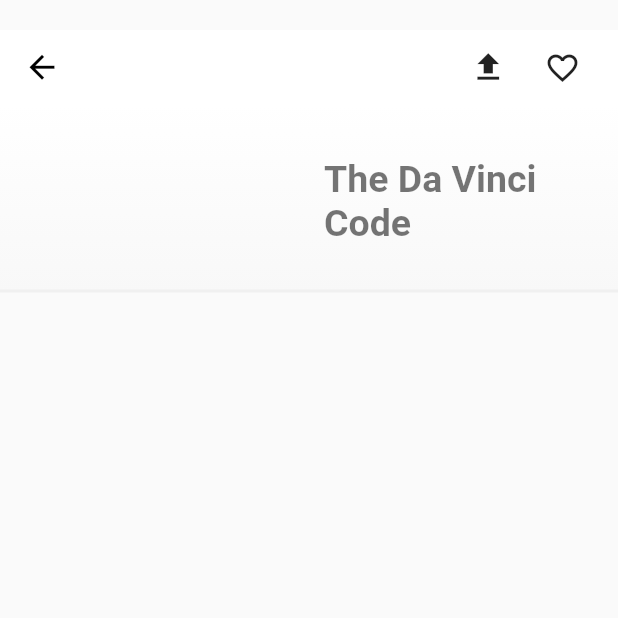
After one commit to tianna1121/flutter_book_selling, a Flutter app: the screen it shows after launch, after a tap on "The Da Vinci Code", on a phone screen of 412 x 824 dp, the top half of it. The commit adds this screen. Run offline on Flutter 3.47's test engine with Material 2 defaults, Android fonts, the phone set to English and light mode, and no system bars; network calls fail.

Commit message:
add book details page

```diff
--- a/lib/main.dart
+++ b/lib/main.dart
@@ -1,5 +1,6 @@
 import 'package:flutter/material.dart';
 import 'model/book.dart';
+import 'model/details.dart';
 
 void main() => runApp(new BooksApp());
 
@@ -229,7 +230,10 @@ class ShowBooks extends StatelessWidget {
   @override
   Widget build(BuildContext context) {
     return GestureDetector(
-      onTap: () {},
+      onTap: () {
+        Navigator.push(context,
+            MaterialPageRoute(builder: (context) => Details(bookObject)));
+      },
       child: Row(
         children: <Widget>[
           Column(
--- /dev/null
+++ b/lib/model/details.dart
@@ -0,0 +1,122 @@
+import 'package:flutter/foundation.dart';
+import 'package:flutter/material.dart';
+import 'package:flutter_book_selling/model/book.dart';
+
+class Details extends StatefulWidget {
+  final Book bookObject;
+  Details(this.bookObject);
+
+  @override
+  _DetailsState createState() => _DetailsState();
+}
+
+class _DetailsState extends State<Details> {
+  @override
+  Widget build(BuildContext context) {
+    return Container(
+        child: Scaffold(
+      appBar: PreferredSize(
+        preferredSize: Size.fromHeight(70),
+        child: Padding(
+          padding: EdgeInsets.only(top: 20),
+          child: AppBar(
+            elevation: 0.0,
+            backgroundColor: Colors.white,
+            leading: GestureDetector(
+              onTap: () {
+                Navigator.pop(context);
+              },
+              child: Icon(
+                Icons.arrow_back,
+                color: Colors.black,
+                size: 25,
+              ),
+            ),
+            actions: <Widget>[
+              Icon(
+                Icons.file_upload,
+                color: Colors.black87,
+                size: 25,
+              ),
+              SizedBox(
+                width: 25,
+              ),
+              Icon(
+                Icons.favorite_border,
+                color: Colors.black87,
+              ),
+              SizedBox(
+                width: 25,
+              )
+            ],
+          ),
+        ),
+      ),
+      body: DetailsPageBody(widget.bookObject),
+    ));
+  }
+}
+
+class DetailsPageBody extends StatefulWidget {
+  final Book bookObject;
+  DetailsPageBody(this.bookObject);
+  @override
+  _DetailsPageBodyState createState() => _DetailsPageBodyState();
+}
+
+class _DetailsPageBodyState extends State<DetailsPageBody> {
+  @override
+  Widget build(BuildContext context) {
+    return Container(
+      child: ListView(
+        children: <Widget>[
+          Stack(
+            children: <Widget>[
+              Column(
+                children: <Widget>[
+                  Container(
+                    width: double.infinity,
+                    padding: EdgeInsets.only(top: 30, bottom: 30),
+                    decoration: BoxDecoration(
+                      gradient: LinearGradient(
+                        begin: Alignment.bottomCenter,
+                        end: Alignment.topCenter,
+                        colors: [Color(0xFFF8F8F8), Colors.white],
+                      ),
+                      border: Border(
+                        bottom: BorderSide(color: Color(0xFFF0F0F0), width: 2),
+                      ),
+                    ),
+                    child: Column(
+                      children: <Widget>[
+                        SizedBox(
+                          height: 5.0,
+                        ),
+                        Align(
+                          alignment: Alignment.centerRight,
+                          child: Container(
+                            padding: EdgeInsets.only(left: 10),
+                            width: MediaQuery.of(context).size.width / 2,
+                            child: Text(
+                              widget.bookObject.title,
+                              style: TextStyle(
+                                  fontWeight: FontWeight.w700,
+                                  color: Colors.black54,
+                                  fontSize: 25),
+                              softWrap: true,
+                            ),
+                          ),
+                        )
+                      ],
+                    ),
+                  )
+                ],
+              ),
+              //Positioned(),
+            ],
+          )
+        ],
+      ),
+    );
+  }
+}
```
